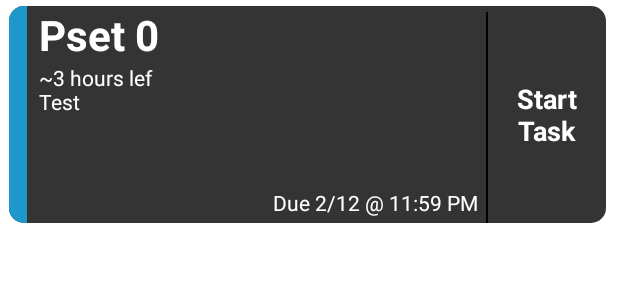
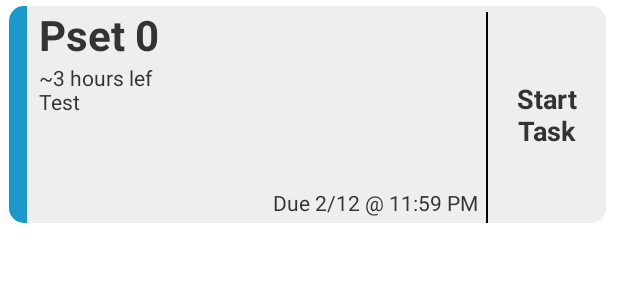
Before and after one commit to tazadejava/incremental, an Android app: the layout item_dashboard_task.xml on its own in the app's theme, with its tools: preview values and no code run, on a phone screen of 412 x 824 dp. Shown: the top 300 px of the screen. Run offline under Robolectric (Android 15) with nearby library versions, the phone set to English and light mode, and no system bars.

Commit message:
Redesign color scheme for light mode

```diff
--- a/app/src/main/java/me/tazadejava/incremental/ui/create/CreateTaskActivity.java
+++ b/app/src/main/java/me/tazadejava/incremental/ui/create/CreateTaskActivity.java
@@ -159,7 +159,7 @@ public class CreateTaskActivity extends AppCompatActivity {
 
             SpannableString span = new SpannableString(item.getTitle());
 
-            span.setSpan(new ForegroundColorSpan(Utils.getAttrColor(this, android.R.attr.textColorPrimary)), 0, span.length(), 0);
+            span.setSpan(new ForegroundColorSpan(Utils.getAndroidAttrColor(this, android.R.attr.textColorPrimary)), 0, span.length(), 0);
 
             item.setTitle(span);
         }
--- a/app/src/main/java/me/tazadejava/incremental/ui/create/MultipleDaysOfWeekAdapter.java
+++ b/app/src/main/java/me/tazadejava/incremental/ui/create/MultipleDaysOfWeekAdapter.java
@@ -1,7 +1,6 @@
 package me.tazadejava.incremental.ui.create;
 
 import android.app.Activity;
-import android.graphics.Color;
 import android.view.LayoutInflater;
 import android.view.View;
 import android.view.ViewGroup;
@@ -107,9 +106,9 @@ public class MultipleDaysOfWeekAdapter extends RecyclerView.Adapter<MultipleDays
     @Override
     public void onBindViewHolder(@NonNull ViewHolder holder, int position) {
         if(position % 2 == 0) {
-            holder.dayOfWeekLayout.setBackgroundColor(Utils.getAttrColor(activity, android.R.attr.colorBackground));
+            holder.dayOfWeekLayout.setBackgroundColor(Utils.getAndroidAttrColor(activity, android.R.attr.colorBackground));
         } else {
-            holder.dayOfWeekLayout.setBackgroundColor(Utils.getAttrColor(activity, android.R.attr.colorPrimary));
+            holder.dayOfWeekLayout.setBackgroundColor(Utils.getAndroidAttrColor(activity, android.R.attr.colorPrimary));
         }
 
         holder.enableStartDueDate.setOnCheckedChangeListener(null);
--- a/app/src/main/java/me/tazadejava/incremental/ui/dashboard/DashboardFragment.java
+++ b/app/src/main/java/me/tazadejava/incremental/ui/dashboard/DashboardFragment.java
@@ -83,7 +83,7 @@ public class DashboardFragment extends Fragment implements BackPressedInterface
 
         //theme the work chart
 
-        int primaryTextColor = Utils.getAttrColor(getActivity(), android.R.attr.textColorPrimary);
+        int primaryTextColor = Utils.getAndroidAttrColor(getActivity(), android.R.attr.textColorPrimary);
 
         workBarChart.getXAxis().setTextColor(primaryTextColor);
         workBarChart.getAxisLeft().setTextColor(primaryTextColor);
@@ -167,7 +167,7 @@ public class DashboardFragment extends Fragment implements BackPressedInterface
 
         description = new Description();
         description.setTextSize(12f);
-        description.setTextColor(Color.LTGRAY);
+        description.setTextColor(Utils.getThemeAttrColor(getContext(), R.attr.subtextColor));
         workBarChart.setDescription(description);
 
         ValueFormatter xAxisFormatter = new IndexAxisValueFormatter(formatWorkDates());
@@ -214,7 +214,7 @@ public class DashboardFragment extends Fragment implements BackPressedInterface
         ((IndexAxisValueFormatter) workBarChart.getXAxis().getValueFormatter()).setValues(formatWorkDates());
 
         if(currentDateOffset == 0) {
-            int primaryTextColor = Utils.getAttrColor(getActivity(), android.R.attr.textColorPrimary);
+            int primaryTextColor = Utils.getAndroidAttrColor(getActivity(), android.R.attr.textColorPrimary);
             workBarChart.getXAxis().setTextColor(primaryTextColor);
         } else {
             workBarChart.getXAxis().setTextColor(ContextCompat.getColor(getContext(), R.color.primaryColor));
--- a/app/src/main/java/me/tazadejava/incremental/ui/dashboard/TaskAdapter.java
+++ b/app/src/main/java/me/tazadejava/incremental/ui/dashboard/TaskAdapter.java
@@ -140,9 +140,9 @@ public class TaskAdapter extends RecyclerView.Adapter<TaskAdapter.ViewHolder> {
 
         //update card color if active
         if(task.isTaskCurrentlyWorkedOn()) {
-            holder.taskCardConstraintLayout.setBackgroundColor(ContextCompat.getColor(context, R.color.lightGray));
+            holder.taskCardConstraintLayout.setBackgroundColor(Utils.getThemeAttrColor(context, R.attr.cardColorActive));
         } else {
-            holder.taskCardConstraintLayout.setBackgroundColor(ContextCompat.getColor(context, R.color.gray));
+            holder.taskCardConstraintLayout.setBackgroundColor(Utils.getThemeAttrColor(context, R.attr.cardColor));
         }
 
         holder.secondaryActionTaskText.setOnClickListener(new View.OnClickListener() {
--- a/app/src/main/java/me/tazadejava/incremental/ui/statistics/GroupStatisticsAdapter.java
+++ b/app/src/main/java/me/tazadejava/incremental/ui/statistics/GroupStatisticsAdapter.java
@@ -203,7 +203,7 @@ public class GroupStatisticsAdapter extends RecyclerView.Adapter<GroupStatistics
 
         Description description = new Description();
         description.setTextSize(12f);
-        description.setTextColor(Color.LTGRAY);
+        description.setTextColor(Utils.getThemeAttrColor(activity, R.attr.subtextColor));
         chart.setDescription(description);
 
         XAxis xAxis = chart.getXAxis();
@@ -228,7 +228,7 @@ public class GroupStatisticsAdapter extends RecyclerView.Adapter<GroupStatistics
 
         //set text colors
 
-        int primaryTextColor = Utils.getAttrColor(activity, android.R.attr.textColorPrimary);
+        int primaryTextColor = Utils.getAndroidAttrColor(activity, android.R.attr.textColorPrimary);
 
         chart.getXAxis().setTextColor(primaryTextColor);
         chart.getAxisLeft().setTextColor(primaryTextColor);
--- a/app/src/main/java/me/tazadejava/incremental/ui/statistics/StatisticsFragment.java
+++ b/app/src/main/java/me/tazadejava/incremental/ui/statistics/StatisticsFragment.java
@@ -103,7 +103,7 @@ public class StatisticsFragment extends Fragment implements BackPressedInterface
 
         Description description = new Description();
         description.setTextSize(12f);
-        description.setTextColor(Color.LTGRAY);
+        description.setTextColor(Utils.getThemeAttrColor(getContext(), R.attr.subtextColor));
         chart.setDescription(description);
 
         ValueFormatter xAxisFormatter = new IndexAxisValueFormatter(weeksFormatted);
@@ -133,7 +133,7 @@ public class StatisticsFragment extends Fragment implements BackPressedInterface
 
         //set colors
 
-        int primaryTextColor = Utils.getAttrColor(getActivity(), android.R.attr.textColorPrimary);
+        int primaryTextColor = Utils.getAndroidAttrColor(getActivity(), android.R.attr.textColorPrimary);
 
         chart.getXAxis().setTextColor(primaryTextColor);
         chart.getAxisLeft().setTextColor(primaryTextColor);
--- a/app/src/main/res/layout/item_dashboard.xml
+++ b/app/src/main/res/layout/item_dashboard.xml
@@ -21,7 +21,7 @@
         android:layout_height="wrap_content"
         android:layout_marginStart="12dp"
         android:text="~16 hours of work"
-        android:textColor="?android:attr/textColorPrimary"
+        android:textColor="?cardTextColor"
         app:layout_constraintStart_toStartOf="parent"
         app:layout_constraintTop_toBottomOf="@+id/timePeriodName" />
 
@@ -41,7 +41,7 @@
         android:layout_marginStart="8dp"
         android:layout_marginTop="8dp"
         android:text="Today, 2/9"
-        android:textColor="?android:attr/textColorPrimary"
+        android:textColor="?cardTextColor"
         android:textSize="36sp"
         android:textStyle="bold"
         app:layout_constraintStart_toStartOf="parent"
--- a/app/src/main/res/layout/item_dashboard_task.xml
+++ b/app/src/main/res/layout/item_dashboard_task.xml
@@ -24,7 +24,7 @@
             android:id="@+id/task_card_constraint_layout"
             android:layout_width="match_parent"
             android:layout_height="match_parent"
-            android:background="@color/gray">
+            android:background="?cardColor">
 
             <View
                 android:id="@+id/sideCardAccent"
@@ -42,7 +42,7 @@
                 android:layout_marginStart="20dp"
                 android:layout_marginEnd="16dp"
                 android:text="Pset 0"
-                android:textColor="@android:color/white"
+                android:textColor="?cardTextColor"
                 android:textSize="28sp"
                 android:textStyle="bold"
                 app:layout_constraintEnd_toStartOf="@+id/task_class"
@@ -57,7 +57,7 @@
                 android:layout_marginEnd="6dp"
                 android:text=""
                 android:textAlignment="textEnd"
-                android:textColor="@android:color/white"
+                android:textColor="?cardTextColor"
                 android:textSize="16sp"
                 android:textStyle="bold"
                 app:layout_constraintEnd_toStartOf="@+id/guideline3"
@@ -71,7 +71,7 @@
                 android:layout_marginEnd="6dp"
                 android:text=""
                 android:textAlignment="textEnd"
-                android:textColor="@android:color/white"
+                android:textColor="?cardTextColor"
                 app:layout_constraintBottom_toTopOf="@+id/task_due_date"
                 app:layout_constraintEnd_toStartOf="@+id/guideline3" />
 
@@ -82,7 +82,7 @@
                 android:layout_marginStart="20dp"
                 android:paddingBottom="32dp"
                 android:text="~3 hours lef\nTest"
-                android:textColor="@android:color/white"
+                android:textColor="?cardTextColor"
                 app:layout_constraintEnd_toStartOf="@+id/guideline3"
                 app:layout_constraintStart_toStartOf="parent"
                 app:layout_constraintTop_toBottomOf="@+id/timePeriodName" />
@@ -96,7 +96,7 @@
                 android:paddingBottom="4dp"
                 android:text="Due 2/12 @ 11:59 PM"
                 android:textAlignment="textEnd"
-                android:textColor="@android:color/white"
+                android:textColor="?cardTextColor"
                 app:layout_constraintEnd_toStartOf="@+id/guideline3"
                 app:layout_constraintTop_toBottomOf="@+id/estimatedDailyTime" />
 
@@ -128,7 +128,7 @@
                 android:paddingEnd="4dp"
                 android:text="Start\nTask"
                 android:textAlignment="center"
-                android:textColor="@android:color/white"
+                android:textColor="?cardTextColor"
                 android:textSize="18sp"
                 android:textStyle="bold"
                 android:visibility="visible"
@@ -184,7 +184,7 @@
                     android:layout_height="0dp"
                     android:layout_marginStart="24dp"
                     android:text="Notes:\nTap to add notes"
-                    android:textColor="@android:color/white"
+                    android:textColor="?cardTextColor"
                     android:visibility="visible"
                     app:layout_constraintBottom_toBottomOf="parent"
                     app:layout_constraintEnd_toStartOf="@+id/guideline4"
@@ -200,7 +200,7 @@
                     android:background="?attr/selectableItemBackground"
                     android:gravity="center"
                     android:text="Edit Task"
-                    android:textColor="@android:color/white"
+                    android:textColor="?cardTextColor"
                     android:textStyle="bold"
                     android:visibility="visible"
                     app:layout_constraintEnd_toEndOf="parent"
@@ -214,7 +214,7 @@
                     android:background="?attr/selectableItemBackground"
                     android:gravity="center"
                     android:text="Delay Task"
-                    android:textColor="@android:color/white"
+                    android:textColor="?cardTextColor"
                     android:textStyle="bold"
                     android:visibility="visible"
                     app:layout_constraintBottom_toBottomOf="parent"
@@ -229,7 +229,7 @@
                 android:layout_width="wrap_content"
                 android:layout_height="wrap_content"
                 android:layout_marginStart="8dp"
-                android:textColor="@android:color/white"
+                android:textColor="?cardTextColor"
                 android:textStyle="bold"
                 app:layout_constraintBottom_toBottomOf="parent"
                 app:layout_constraintStart_toStartOf="parent" />
--- a/app/src/main/res/values/colors.xml
+++ b/app/src/main/res/values/colors.xml
@@ -13,8 +13,8 @@
     <color name="secondaryColor">#097fd9</color>
     <color name="secondaryLightColor">#61aeff</color>
     <color name="secondaryDarkColor">#0053a7</color>
-    <color name="primaryTextColor">#000000</color>
-    <color name="secondaryTextColor">#000000</color>
+    <color name="primaryTextColor">#333333</color>
+    <color name="secondaryTextColor">#222222</color>
 
     <color name="taskDarkTextColor">#444444</color>
 
--- a/app/src/main/res/values/styles.xml
+++ b/app/src/main/res/values/styles.xml
@@ -3,14 +3,32 @@
     <!-- Base application theme. -->
 <!--    <style name="AppTheme" parent="Theme.AppCompat.Light.DarkActionBar">-->
 <!--    <style name="AppTheme" parent="Theme.MaterialComponents.Light.DarkActionBar">-->
-    <style name="AppTheme" parent="Theme.MaterialComponents.DayNight.DarkActionBar">
-        <!-- Customize your theme here. -->
+    <style name="AppTheme" parent="Theme.MaterialComponents.DayNight.NoActionBar">
         <item name="colorPrimary">@color/primaryColor</item>
         <item name="colorPrimaryVariant">@color/primaryDarkColor</item>
         <item name="colorOnPrimary">@color/primaryTextColor</item>
         <item name="colorSecondary">@color/secondaryColor</item>
         <item name="colorSecondaryVariant">@color/secondaryDarkColor</item>
         <item name="colorOnSecondary">@color/secondaryTextColor</item>
+
+        <item name="cardColor">#eeeeee</item>
+        <item name="cardColorActive">#cccccc</item>
+        <item name="cardTextColor">@color/primaryTextColor</item>
+        <item name="subtextColor">@color/secondaryTextColor</item>
+    </style>
+
+    <style name="AppThemeDark" parent="Theme.MaterialComponents.DayNight.NoActionBar">
+        <item name="colorPrimary">@color/primaryColor</item>
+        <item name="colorPrimaryVariant">@color/primaryDarkColor</item>
+        <item name="colorOnPrimary">@color/primaryTextColor</item>
+        <item name="colorSecondary">@color/secondaryColor</item>
+        <item name="colorSecondaryVariant">@color/secondaryDarkColor</item>
+        <item name="colorOnSecondary">@color/secondaryTextColor</item>
+
+        <item name="cardColor">@color/gray</item>
+        <item name="cardColorActive">@color/lightGray</item>
+        <item name="cardTextColor">@android:color/white</item>
+        <item name="subtextColor">@color/lightGray</item>
     </style>
 
     <style name="AppTheme.NoActionBar">
```
Also changed, not shown: app/src/main/java/me/tazadejava/incremental/ui/main/MainActivity.java (+8 -3 lines), app/src/main/java/me/tazadejava/incremental/ui/main/Utils.java (+9 -3 lines), app/src/main/res/values/attrs.xml (added, +7 -0 lines).
